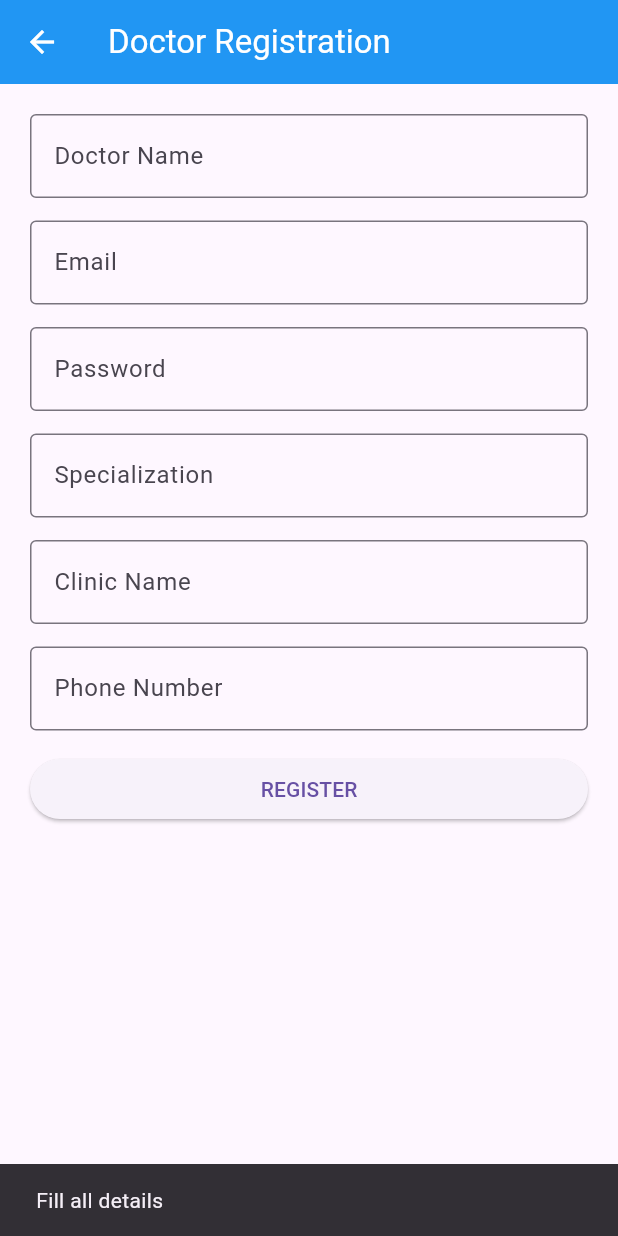
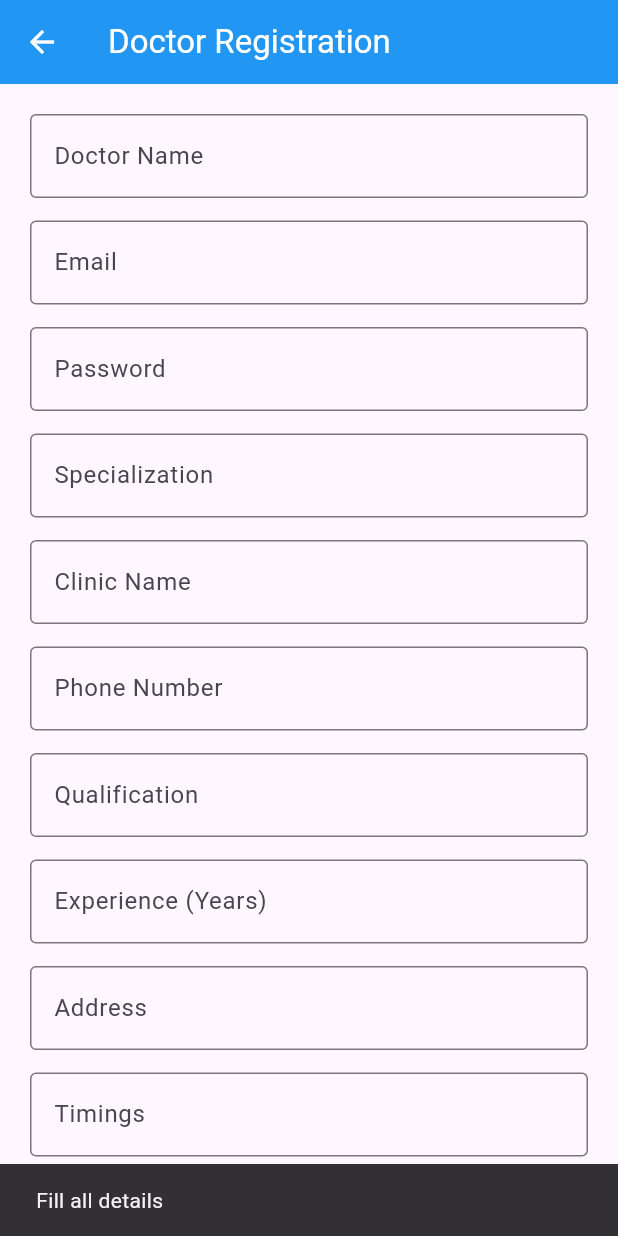
Before and after one commit to Vaibhav-sudo-69/doctor_directory, a Flutter app: the DoctorRegisterScreen screen opened directly, after a tap on "REGISTER", on a phone screen of 412 x 824 dp. Run offline on Flutter 3.47's test engine with Material 3 defaults, Android fonts, the phone set to English and light mode, and no system bars; our stand-ins replace cloud_firestore, firebase_core, shared_preferences; accounts and stored records are empty.

Commit message:
fixed doctor registration and firebase doctor approval

```diff
--- a/lib/models/doctor_request.dart
+++ b/lib/models/doctor_request.dart
@@ -6,6 +6,11 @@ class DoctorRequest {
   final String specialization;
   final String clinicName;
   final String phoneNumber;
+
+  final String qualification;
+  final int experience;
+  final String address;
+  final String timings;
 
   String status;
 
@@ -19,22 +24,43 @@ class DoctorRequest {
     required this.clinicName,
     required this.phoneNumber,
 
+    required this.qualification,
+    required this.experience,
+    required this.address,
+    required this.timings,
+
     this.status = "Pending",
 
   });
 
 
 
+
+  // SAVE DATA
   Map<String, dynamic> toJson() {
 
     return {
 
       "name": name,
+
       "email": email,
+
       "password": password,
+
       "specialization": specialization,
+
       "clinicName": clinicName,
+
       "phoneNumber": phoneNumber,
+
+      "qualification": qualification,
+
+      "experience": experience,
+
+      "address": address,
+
+      "timings": timings,
+
       "status": status,
 
     };
@@ -44,25 +70,62 @@ class DoctorRequest {
 
 
 
+
+
+  // LOAD DATA
   factory DoctorRequest.fromJson(
       Map<String, dynamic> json,
       ) {
 
     return DoctorRequest(
 
-      name: json["name"],
+      name:
+      json["name"] ?? "",
 
-      email: json["email"],
 
-      password: json["password"],
+      email:
+      json["email"] ?? "",
 
-      specialization: json["specialization"],
 
-      clinicName: json["clinicName"],
+      password:
+      json["password"] ?? "",
 
-      phoneNumber: json["phoneNumber"],
 
-      status: json["status"],
+      specialization:
+      json["specialization"] ?? "",
+
+
+      clinicName:
+      json["clinicName"] ?? "",
+
+
+      phoneNumber:
+      json["phoneNumber"] ?? "",
+
+
+
+      qualification:
+      json["qualification"] ?? "",
+
+
+
+      experience:
+      json["experience"] ?? 0,
+
+
+
+      address:
+      json["address"] ?? "",
+
+
+
+      timings:
+      json["timings"] ?? "",
+
+
+
+      status:
+      json["status"] ?? "Pending",
 
     );
 
--- a/lib/screens/doctor_register_screen.dart
+++ b/lib/screens/doctor_register_screen.dart
@@ -14,6 +14,7 @@ class DoctorRegisterScreen extends StatefulWidget {
       _DoctorRegisterScreenState();
 
 }
+
 
 
 
@@ -39,6 +40,19 @@ class _DoctorRegisterScreenState
   final phoneController =
   TextEditingController();
 
+  final qualificationController =
+  TextEditingController();
+
+  final experienceController =
+  TextEditingController();
+
+  final addressController =
+  TextEditingController();
+
+  final timingsController =
+  TextEditingController();
+
+
 
 
 
@@ -51,8 +65,13 @@ class _DoctorRegisterScreenState
         passwordController.text.isEmpty ||
         specializationController.text.isEmpty ||
         clinicController.text.isEmpty ||
-        phoneController.text.isEmpty
+        phoneController.text.isEmpty ||
+        qualificationController.text.isEmpty ||
+        experienceController.text.isEmpty ||
+        addressController.text.isEmpty ||
+        timingsController.text.isEmpty
     ) {
+
 
       ScaffoldMessenger.of(context)
           .showSnackBar(
@@ -75,32 +94,69 @@ class _DoctorRegisterScreenState
 
 
 
+
+
     DoctorRequest request =
     DoctorRequest(
 
-      name: nameController.text,
 
-      email: emailController.text,
+      name:
+      nameController.text,
 
-      password: passwordController.text,
+
+      email:
+      emailController.text,
+
+
+      password:
+      passwordController.text,
+
 
       specialization:
       specializationController.text,
 
+
       clinicName:
       clinicController.text,
+
 
       phoneNumber:
       phoneController.text,
 
+
+      qualification:
+      qualificationController.text,
+
+
+      experience:
+      int.parse(
+        experienceController.text,
+      ),
+
+
+      address:
+      addressController.text,
+
+
+      timings:
+      timingsController.text,
+
+
     );
+
+
+
+
 
 
 
     doctorRequests.add(request);
 
 
+
     await saveDoctorRequests();
+
+
 
 
 
@@ -121,9 +177,16 @@ class _DoctorRegisterScreenState
 
 
 
+
+
+
     Navigator.pop(context);
 
+
   }
+
+
+
 
 
 
@@ -138,31 +201,48 @@ class _DoctorRegisterScreenState
 
       ) {
 
+
     return Padding(
 
       padding:
       const EdgeInsets.only(bottom: 15),
 
 
+
       child: TextField(
 
-        controller: controller,
+
+        controller:
+        controller,
 
 
-        decoration: InputDecoration(
 
-          labelText: text,
+        decoration:
+        InputDecoration(
+
+
+          labelText:
+          text,
+
 
           border:
           const OutlineInputBorder(),
 
+
         ),
+
 
       ),
 
+
     );
 
+
   }
+
+
+
+
 
 
 
@@ -179,12 +259,15 @@ class _DoctorRegisterScreenState
 
       appBar: AppBar(
 
-        title: const Text(
+        title:
+        const Text(
           "Doctor Registration",
         ),
 
+
         backgroundColor:
         Colors.blue,
+
 
         foregroundColor:
         Colors.white,
@@ -196,10 +279,15 @@ class _DoctorRegisterScreenState
 
 
 
+
+
       body: SingleChildScrollView(
+
 
         padding:
         const EdgeInsets.all(20),
+
+
 
 
         child: Column(
@@ -208,10 +296,13 @@ class _DoctorRegisterScreenState
           children: [
 
 
+
+
             input(
               "Doctor Name",
               nameController,
             ),
+
 
 
             input(
@@ -220,10 +311,12 @@ class _DoctorRegisterScreenState
             ),
 
 
+
             input(
               "Password",
               passwordController,
             ),
+
 
 
             input(
@@ -232,10 +325,12 @@ class _DoctorRegisterScreenState
             ),
 
 
+
             input(
               "Clinic Name",
               clinicController,
             ),
+
 
 
             input(
@@ -246,18 +341,55 @@ class _DoctorRegisterScreenState
 
 
 
+            input(
+              "Qualification",
+              qualificationController,
+            ),
+
+
+
+            input(
+              "Experience (Years)",
+              experienceController,
+            ),
+
+
+
+
+            input(
+              "Address",
+              addressController,
+            ),
+
+
+
+
+            input(
+              "Timings",
+              timingsController,
+            ),
+
+
+
+
+
+
 
 
             SizedBox(
 
-              width: double.infinity,
+              width:
+              double.infinity,
+
 
 
               child:
               ElevatedButton(
 
+
                 onPressed:
                 registerDoctor,
+
 
 
                 child:
@@ -267,19 +399,26 @@ class _DoctorRegisterScreenState
 
                 ),
 
+
               ),
 
-            )
+
+            ),
 
 
           ],
 
+
         ),
+
 
       ),
 
+
     );
+
 
   }
 
+
 }
--- a/lib/screens/doctor_requests_screen.dart
+++ b/lib/screens/doctor_requests_screen.dart
@@ -1,4 +1,5 @@
 import 'package:flutter/material.dart';
+import 'package:cloud_firestore/cloud_firestore.dart';
 
 import '../data/doctor_request_data.dart';
 import '../data/doctor_login_data.dart';
@@ -24,6 +25,7 @@ class _DoctorRequestsScreenState
 
 
 
+
   void acceptDoctor(int index) async {
 
 
@@ -31,6 +33,9 @@ class _DoctorRequestsScreenState
     doctorRequests[index];
 
 
+
+
+    // SAVE DOCTOR LOGIN
 
     doctorAccounts.add(
 
@@ -49,6 +54,73 @@ class _DoctorRequestsScreenState
 
 
 
+
+    // SAVE DOCTOR TO FIREBASE
+
+    await FirebaseFirestore.instance
+        .collection("doctors")
+        .add({
+
+
+      "name":
+      request.name,
+
+
+      "email":
+      request.email,
+
+
+      "password":
+      request.password,
+
+
+      "specialization":
+      request.specialization,
+
+
+      "clinic":
+      request.clinicName,
+
+
+      "phone":
+      request.phoneNumber,
+
+
+      "qualification":
+      request.qualification,
+
+
+      "experience":
+      request.experience,
+
+
+      "address":
+      request.address,
+
+
+      "timings":
+      request.timings,
+
+
+      "image":
+      "assets/doctor.png",
+
+
+      "rating":
+      5.0,
+
+
+      "reviews":
+      [],
+
+
+    });
+
+
+
+
+
+
     doctorRequests.removeAt(index);
 
 
@@ -57,8 +129,8 @@ class _DoctorRequestsScreenState
 
 
 
+    setState(() {});
 
-    setState(() {});
 
 
 
@@ -75,7 +147,11 @@ class _DoctorRequestsScreenState
 
     );
 
+
   }
+
+
+
 
 
 
@@ -97,6 +173,7 @@ class _DoctorRequestsScreenState
 
 
 
+
     ScaffoldMessenger.of(context)
         .showSnackBar(
 
@@ -109,6 +186,7 @@ class _DoctorRequestsScreenState
       ),
 
     );
+
 
   }
 
@@ -129,7 +207,8 @@ class _DoctorRequestsScreenState
 
       appBar: AppBar(
 
-        title: const Text(
+        title:
+        const Text(
           "Doctor Requests",
         ),
 
@@ -146,34 +225,30 @@ class _DoctorRequestsScreenState
 
 
 
-
-
       body: doctorRequests.isEmpty
 
+          ?
 
-          ? const Center(
+      const Center(
 
         child: Text(
-
           "No Doctor Requests",
-
         ),
 
       )
 
+          :
 
-
-
-          : ListView.builder(
+      ListView.builder(
 
 
         itemCount:
         doctorRequests.length,
 
 
+        itemBuilder:
+            (context,index){
 
-        itemBuilder:
-            (context, index) {
 
 
           final doctor =
@@ -184,13 +259,14 @@ class _DoctorRequestsScreenState
 
           return Card(
 
+
             margin:
             const EdgeInsets.all(10),
 
 
 
+
             child: ListTile(
-
 
 
               leading:
@@ -206,43 +282,42 @@ class _DoctorRequestsScreenState
 
 
 
-              title: Text(
-
+              title:
+              Text(
                 doctor.name,
-
               ),
 
 
 
 
-              subtitle: Column(
+              subtitle:
+              Column(
+
 
                 crossAxisAlignment:
                 CrossAxisAlignment.start,
-
 
 
                 children: [
 
 
                   Text(
-
                     doctor.specialization,
-
                   ),
 
 
                   Text(
-
                     doctor.clinicName,
-
                   ),
 
 
                   Text(
+                    doctor.email,
+                  ),
 
-                    doctor.email,
 
+                  Text(
+                    doctor.qualification,
                   ),
 
 
@@ -255,21 +330,22 @@ class _DoctorRequestsScreenState
 
 
 
-              trailing: Row(
+
+
+              trailing:
+              Row(
 
                 mainAxisSize:
                 MainAxisSize.min,
 
 
-
                 children: [
-
-
 
 
                   IconButton(
 
-                    icon: const Icon(
+                    icon:
+                    const Icon(
 
                       Icons.check,
 
@@ -278,9 +354,11 @@ class _DoctorRequestsScreenState
                     ),
 
 
-                    onPressed: () {
+                    onPressed: (){
+
 
                       acceptDoctor(index);
+
 
                     },
 
@@ -291,10 +369,10 @@ class _DoctorRequestsScreenState
 
 
 
-
                   IconButton(
 
-                    icon: const Icon(
+                    icon:
+                    const Icon(
 
                       Icons.close,
 
@@ -303,14 +381,17 @@ class _DoctorRequestsScreenState
                     ),
 
 
-                    onPressed: () {
+
+                    onPressed: (){
+
 
                       rejectDoctor(index);
 
+
                     },
 
+
                   ),
-
 
 
                 ],
@@ -318,13 +399,14 @@ class _DoctorRequestsScreenState
               ),
 
 
+            ),
 
-            ),
 
           );
 
 
         },
+
 
       ),
 
@@ -334,4 +416,5 @@ class _DoctorRequestsScreenState
 
   }
 
+
 }
```
Also changed, not shown: lib/data/doctor_data.dart (+33 -102 lines), lib/models/doctor.dart (+33 -19 lines), pubspec.lock.
